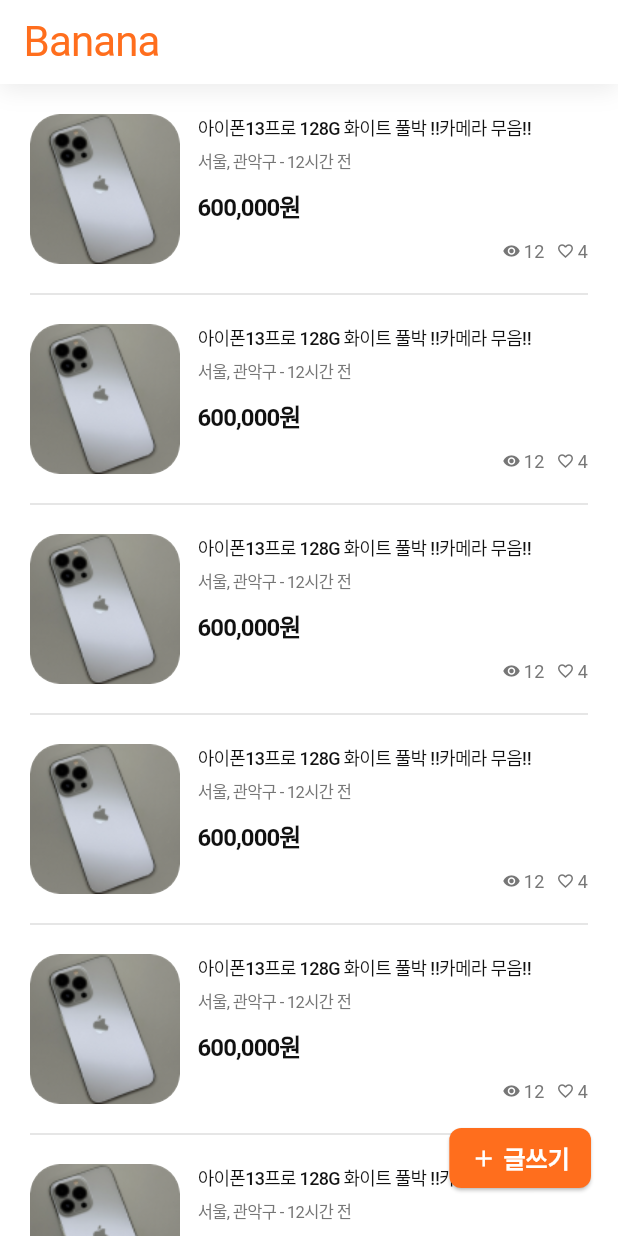
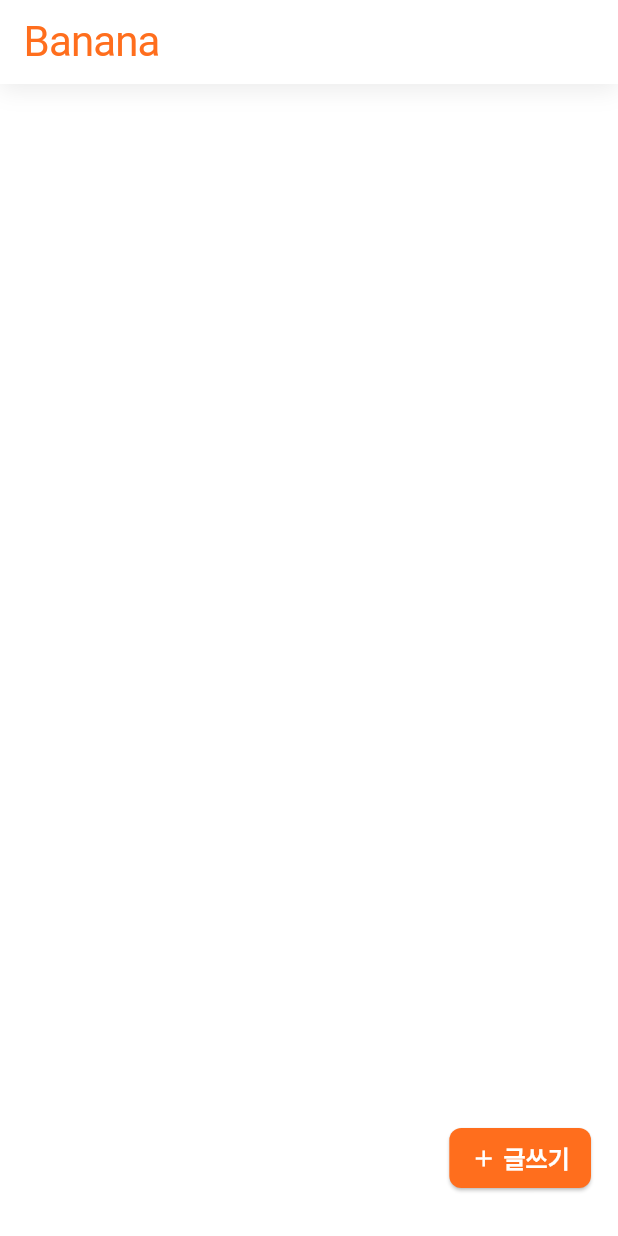
Before and after one commit to gimjh1120/shoppingmall_platform, a Flutter app: the screen it shows after launch, on a phone screen of 412 x 824 dp. Run offline on Flutter 3.47's test engine with Material 3 defaults, Android fonts, the phone set to English and light mode, and no system bars; our stand-ins replace image_picker; Roboto replaces fonts that are missing (Pretendard, Squada One).

Commit message:
[Update] 리스트, 상세, 등록 페이지 통합

```diff
--- a/lib/list/product_list.dart
+++ b/lib/list/product_list.dart
@@ -1,86 +1,106 @@
 import 'package:flutter/material.dart';
 import 'package:shoppingmall_platform/list/widget/product_list_widget.dart';
+import 'package:shoppingmall_platform/models/product.dart';
+import 'package:shoppingmall_platform/registration/product_registration.dart'; // XFile을 사용하기 위한 import
 
-class ProductList extends StatelessWidget {
+class ProductList extends StatefulWidget {
+  const ProductList({super.key});
+
+  @override
+  _ProductListState createState() => _ProductListState();
+}
+
+class _ProductListState extends State<ProductList> {
+  final List<Product> products = [
+    // Product(
+    //   title: '아이폰13프로 128G 화이트 풀박 ‼카메라 무음‼️',
+    //   location: "서울시 강남구",
+    //   detail: '아이폰13프로 128G 화이트 풀박\n\n카메라 무음\n\n애플케어플러스 22년 10월까지',
+    //   price: 600000,
+    //   images: [XFile('assets/images/image_1.png')],
+    // ),
+    // 추가 상품들을 여기에 정의할 수 있습니다.
+  ];
+
+  void addProduct(Product newProduct) {
+    setState(() {
+      products.add(newProduct);
+    });
+  }
+
   @override
   Widget build(BuildContext context) {
     return Scaffold(
-      backgroundColor: Colors.white, // 전체 배경 흰색 설정
+      backgroundColor: Colors.white,
       appBar: PreferredSize(
-        preferredSize: Size.fromHeight(kToolbarHeight), // 이게 뭔지 잘 모르겠슴..
+        preferredSize: const Size.fromHeight(kToolbarHeight),
         child: Container(
           decoration: BoxDecoration(
-            color: Colors.white, // 앱 바의 배경색 흰색
+            color: Colors.white,
             boxShadow: [
               BoxShadow(
-                color: Colors.grey.withOpacity(0.2), // 그림자 컬러
-                blurRadius: 12, // 블러 12
-                offset: Offset(0, 4), // 그림자 위치 x,y
+                color: Colors.grey.withOpacity(0.2),
+                blurRadius: 12,
+                offset: const Offset(0, 4),
               ),
             ],
           ),
           child: AppBar(
-            title: Text(
+            title: const Text(
               'Banana',
               style: TextStyle(
                 color: Color(0xFFFF6E1D),
                 fontSize: 28,
                 fontFamily: 'Squada One',
                 fontWeight: FontWeight.w400,
-                letterSpacing: -0.56, // 자간
+                letterSpacing: -0.56,
               ),
             ),
-            backgroundColor: Colors.transparent, // 스크롤 했을때 그림자가 생기는거 같음
-            elevation: 0, // 기본 그림자 비활성화
+            backgroundColor: Colors.transparent,
+            elevation: 0,
           ),
         ),
       ),
       body: Padding(
-        padding: const EdgeInsets.symmetric(horizontal: 20), //좌우 패딩 20
+        padding: const EdgeInsets.symmetric(horizontal: 20),
         child: ListView.separated(
-          padding: const EdgeInsets.only(top: 20), // 첫번째 위젯과 앱바 사이의 간격
-          itemCount: 10, // 일단 위젯 10개 복사
+          padding: const EdgeInsets.only(top: 20),
+          itemCount: products.length,
           itemBuilder: (context, index) {
-            return ProductListWidget();
+            return ProductListWidget(product: products[index]);
           },
-          separatorBuilder: (context, index) =>
-              SizedBox(height: 12), // 선이랑 위젯 사이 간격
+          separatorBuilder: (context, index) => const SizedBox(height: 12),
         ),
       ),
-
-      // 글쓰기 버튼
       floatingActionButton: Align(
-        alignment: Alignment.bottomRight, // 오른쪽 하단에 버튼 위치
+        alignment: Alignment.bottomRight,
         child: Padding(
-          padding: const EdgeInsets.only(
-            bottom: 12, // 하단에서 12 간격 띄움
-            right: 2, // 오른쪽에서 2 간격 띄움
-          ),
+          padding: const EdgeInsets.only(bottom: 12, right: 2),
           child: ElevatedButton(
-            onPressed: () {},
+            onPressed: () {
+              Navigator.push(
+                context,
+                MaterialPageRoute(
+                  builder: (context) => ProductRegistration(addProduct: addProduct),
+                ),
+              );
+            },
             style: ElevatedButton.styleFrom(
-              backgroundColor: Color(0xFFFF6E1D),
+              backgroundColor: const Color(0xFFFF6E1D),
               shape: RoundedRectangleBorder(
                 borderRadius: BorderRadius.circular(8),
               ),
               padding: const EdgeInsets.symmetric(horizontal: 14, vertical: 8),
             ),
-            child: Row(
+            child: const Row(
               mainAxisSize: MainAxisSize.min,
               mainAxisAlignment: MainAxisAlignment.center,
               children: [
-                Icon(
-                  Icons.add,
-                  color: Colors.white, // Icon color
-                ),
-                const SizedBox(width: 4), // Spacing between icon and text
+                Icon(Icons.add, color: Colors.white),
+                SizedBox(width: 4),
                 Text(
                   '글쓰기',
-                  style: TextStyle(
-                    color: Colors.white, // Text color
-                    fontSize: 16,
-                    fontWeight: FontWeight.w600,
-                  ),
+                  style: TextStyle(color: Colors.white, fontSize: 16, fontWeight: FontWeight.w600),
                 ),
               ],
             ),
--- a/lib/list/widget/product_list_widget.dart
+++ b/lib/list/widget/product_list_widget.dart
@@ -1,24 +1,45 @@
+import 'dart:io';
+
 import 'package:flutter/material.dart';
+import 'package:image_picker/image_picker.dart';
+import 'package:shoppingmall_platform/detail/product_detail.dart';
+import 'package:shoppingmall_platform/models/product.dart'; // XFile을 사용하기 위한 import
 
 class ProductListWidget extends StatelessWidget {
+  final Product product;
+
+  ProductListWidget({required this.product});
+
   @override
   Widget build(BuildContext context) {
-    return Column(
-      children: [
-        Container(
+    return GestureDetector(
+      onTap: () {
+        Navigator.push(
+          context,
+          MaterialPageRoute(
+            builder: (context) => ProductDetail(product: product),
+          ),
+        );
+      },
+      child: Column(children: [
+        SizedBox(
             width: double.infinity,
             height: 100,
-          child: Row(
-            crossAxisAlignment: CrossAxisAlignment.start,
-            children: [
+            child: Row(crossAxisAlignment: CrossAxisAlignment.start, children: [
               // 이미지
               Container(
                 width: 100,
                 height: 100,
                 decoration: BoxDecoration(
                   image: DecorationImage(
-                    image: AssetImage(
-                        'assets/images/image_1.png'), // 일단 이미지 하나로 지정
+                    image:
+                        // AssetImage(product.images.first.path), // XFile의 경로를 사용
+                        // AssetImage("assets/images/image_1.png"),
+                        FileImage(File(product.images.first.path)),
+                        // Image.file(
+                        //   File(product.images.first.path),
+                        //   fit: BoxFit.cover,
+                        // ),
                     fit: BoxFit.cover,
                   ),
                   borderRadius: BorderRadius.circular(20),
@@ -35,22 +56,21 @@ class ProductListWidget extends StatelessWidget {
                     crossAxisAlignment: CrossAxisAlignment.start,
                     children: [
                       Text(
-                          '아이폰13프로 128G 화이트 풀박 ‼카메라 무음‼️',
-                          style: TextStyle(
+                        product.title,
+                        style: const TextStyle(
                           color: Color(0xFF111111),
                           fontSize: 12,
                           fontFamily: 'Pretendard',
                           fontWeight: FontWeight.w500,
                           letterSpacing: -0.48,
                         ),
-                          overflow:
-                              TextOverflow.ellipsis, // 텍스트가 너무 길어지면 ... 으로
-                          maxLines: 1, // 텍스트 최대 줄 수 1개로 설정
+                        overflow: TextOverflow.ellipsis,
+                        maxLines: 1,
                       ),
                       const SizedBox(height: 6),
                       Text(
-                          '서울, 관악구 - 12시간 전',
-                          style: TextStyle(
+                        product.location,
+                        style: const TextStyle(
                           color: Color(0xFF767676),
                           fontSize: 11,
                           fontFamily: 'Pretendard',
@@ -61,8 +81,8 @@ class ProductListWidget extends StatelessWidget {
                     ],
                   ),
                   Text(
-                      '600,000원',
-                      style: TextStyle(
+                    '${product.price}원',
+                    style: const TextStyle(
                       color: Color(0xFF111111),
                       fontSize: 16,
                       fontFamily: 'Pretendard',
@@ -70,63 +90,42 @@ class ProductListWidget extends StatelessWidget {
                       letterSpacing: -0.64,
                     ),
                   ),
-                    Row(
+                  const Row(
                     mainAxisAlignment: MainAxisAlignment.end,
                     children: [
                       Row(
                         children: [
-                            Icon(
-                              Icons.visibility,
-                              size: 12,
-                              color: Color(0xFF767676),
-                            ),
-                            const SizedBox(width: 2), // 아이콘이랑 텍스트 사이간격 2
-                            Text(
-                              '12',
+                          Icon(Icons.visibility,
+                              size: 12, color: Color(0xFF767676)),
+                          SizedBox(width: 2),
+                          Text('12',
                               style: TextStyle(
                                   color: Color(0xFF767676),
                                   fontSize: 12,
                                   fontFamily: 'Pretendard',
-                                fontWeight: FontWeight.w400,
-                              ),
-                            ),
+                                  fontWeight: FontWeight.w400)),
                         ],
                       ),
-                        const SizedBox(width: 8), // [아이콘 텍스트] 끼리의 사이간격 8
-                        // Heart icon and text
-                        Row(
-                          children: [
-                            Icon(
-                              Icons.favorite_border,
-                              size: 12,
-                              color: Color(0xFF767676),
-                            ),
-                            const SizedBox(width: 2),
-                            Text(
-                              '4',
+                      SizedBox(width: 8),
+                      Row(children: [
+                        Icon(Icons.favorite_border,
+                            size: 12, color: Color(0xFF767676)),
+                        SizedBox(width: 2),
+                        Text('4',
                             style: TextStyle(
                                 color: Color(0xFF767676),
                                 fontSize: 12,
                                 fontFamily: 'Pretendard',
-                                fontWeight: FontWeight.w400,
-                              ),
-                            ),
+                                fontWeight: FontWeight.w400))
+                      ]),
                     ],
-                        ),
+                  )
                 ],
-                    ),
-                  ],
-                ),
-              ),
-            ],
-          ),
-        ),
-        const SizedBox(height: 12), // 위젯과 라인 사이 간격 12
-        Divider(
-          thickness: 0.5,
-          color: Colors.grey[400],
-        ),
-      ],
+              ))
+            ])),
+        const SizedBox(height: 12),
+        Divider(thickness: 0.5, color: Colors.grey[400])
+      ]),
     );
   }
 }
--- a/lib/main.dart
+++ b/lib/main.dart
@@ -1,5 +1,7 @@
 import 'package:flutter/material.dart';
+import 'package:shoppingmall_platform/detail/product_detail.dart';
 import 'package:shoppingmall_platform/list/product_list.dart';
+import 'package:shoppingmall_platform/registration/product_registration.dart';
 
 void main() {
   runApp(const MyApp());
@@ -11,8 +13,8 @@ class MyApp extends StatelessWidget {
   // This widget is the root of your application.
   @override
   Widget build(BuildContext context) {
-    return MaterialApp(
-      home: ProductList(),
+    return const MaterialApp(
+      home: ProductList()
     );
   }
 }
--- /dev/null
+++ b/lib/models/product.dart
@@ -0,0 +1,23 @@
+import 'package:image_picker/image_picker.dart';
+
+class Product {
+  String title;
+  String detail;
+  String location;
+  int price;
+  List<XFile> images;
+  bool isLiked;
+
+  Product({
+    required this.title,
+    required this.detail,
+    required this.price,
+    required this.images,
+    required this.location,
+    this.isLiked = false,
+  });
+
+  void toggleLike() {
+    isLiked = !isLiked;
+  }
+}
```
Also changed, not shown: lib/detail/product_detail.dart (+53 -81 lines), lib/registration/product_registration.dart (+74 -103 lines). Lines whose indentation alone changed are shown as unchanged.
